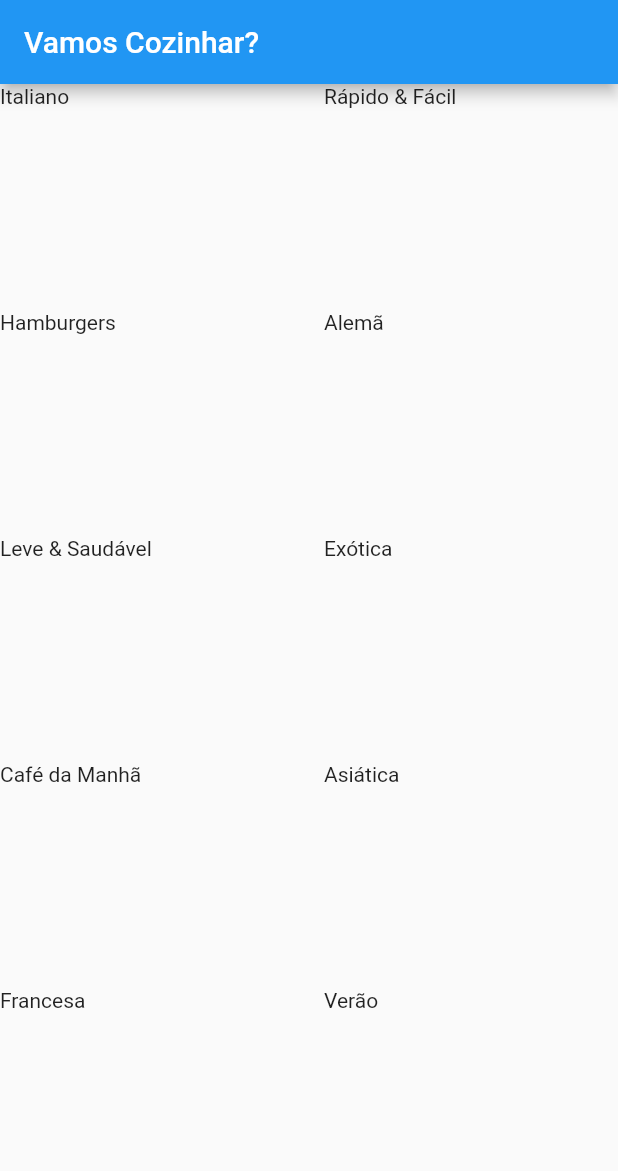
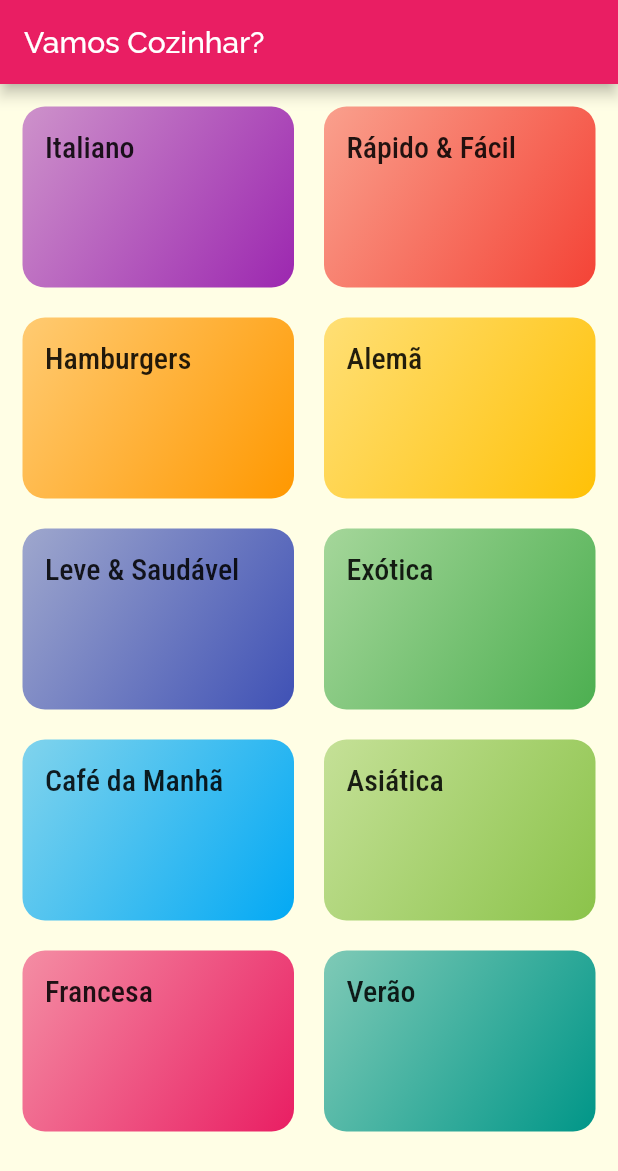
Before and after one commit to massimiliano76/my-meals, a Flutter app: the screen it shows after launch, on a phone screen of 412 x 824 dp. Shown: the top 1171 px of the screen. Run offline on Flutter 3.47's test engine with Material 2 defaults, Android fonts, the phone set to English and light mode, and no system bars.

Commit message:
Add fonts and themes

```diff
--- a/lib/components/category_item.dart
+++ b/lib/components/category_item.dart
@@ -10,7 +10,22 @@ class CategoryItem extends StatelessWidget {
   @override
   Widget build(BuildContext context) {
     return Container(
-      child: Text(category.title),
+      padding: EdgeInsets.all(15),
+      child: Text(
+        category.title,
+        style: Theme.of(context).textTheme.headline6,
+      ),
+      decoration: BoxDecoration(
+        borderRadius: BorderRadius.circular(15),
+        gradient: LinearGradient(
+          colors: [
+            category.color.withOpacity(0.5),
+            category.color,
+          ],
+          begin: Alignment.topLeft,
+          end: Alignment.bottomRight,
+        ),
+      ),
     );
   }
 }
--- a/lib/main.dart
+++ b/lib/main.dart
@@ -9,7 +9,16 @@ class MyApp extends StatelessWidget {
     return MaterialApp(
       title: 'my Meals',
       theme: ThemeData(
-        primarySwatch: Colors.blue,
+        primarySwatch: Colors.pink,
+        accentColor: Colors.amber,
+        fontFamily: 'Raleway',
+        canvasColor: Color.fromRGBO(255, 254, 229, 1),
+        textTheme: ThemeData.light().textTheme.copyWith(
+              headline6: TextStyle(
+                fontSize: 20,
+                fontFamily: 'RobotoCondensed',
+              ),
+            ),
       ),
       home: CategoriesScreen(),
     );
--- a/lib/screens/caregories_screen.dart
+++ b/lib/screens/caregories_screen.dart
@@ -10,6 +10,7 @@ class CategoriesScreen extends StatelessWidget {
         title: Text('Vamos Cozinhar?'),
       ),
       body: GridView(
+        padding: EdgeInsets.all(15),
         gridDelegate: SliverGridDelegateWithMaxCrossAxisExtent(
           maxCrossAxisExtent: 200,
           childAspectRatio: 3 / 2,
```
Also changed, not shown: pubspec.yaml (+17 -6 lines), assets/fonts/Raleway-Black.ttf (added), assets/fonts/Raleway-Bold.ttf (added), assets/fonts/Raleway-Regular.ttf (added), assets/fonts/RobotoCondensed-Bold.ttf (added), assets/fonts/RobotoCondensed-Italic.ttf (added), assets/fonts/RobotoCondensed-Light.ttf (added), assets/fonts/RobotoCondensed-Regular.ttf (added).
